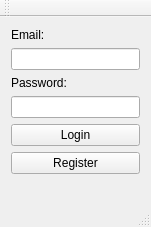
First picture: the form in loginwindow.ui, repository markopoloparadox/ProjectPerun, before the edit.
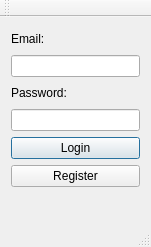
Second picture: the form after the edit.

```diff
--- a/loginwindow.ui
+++ b/loginwindow.ui
@@ -7,7 +7,7 @@
     <x>0</x>
     <y>0</y>
     <width>151</width>
-    <height>211</height>
+    <height>247</height>
    </rect>
   </property>
   <property name="windowTitle">
@@ -40,6 +40,15 @@
       <property name="text">
        <string>Login</string>
       </property>
+      <property name="autoDefault">
+       <bool>false</bool>
+      </property>
+      <property name="default">
+       <bool>true</bool>
+      </property>
+      <property name="flat">
+       <bool>false</bool>
+      </property>
      </widget>
     </item>
     <item>
```
